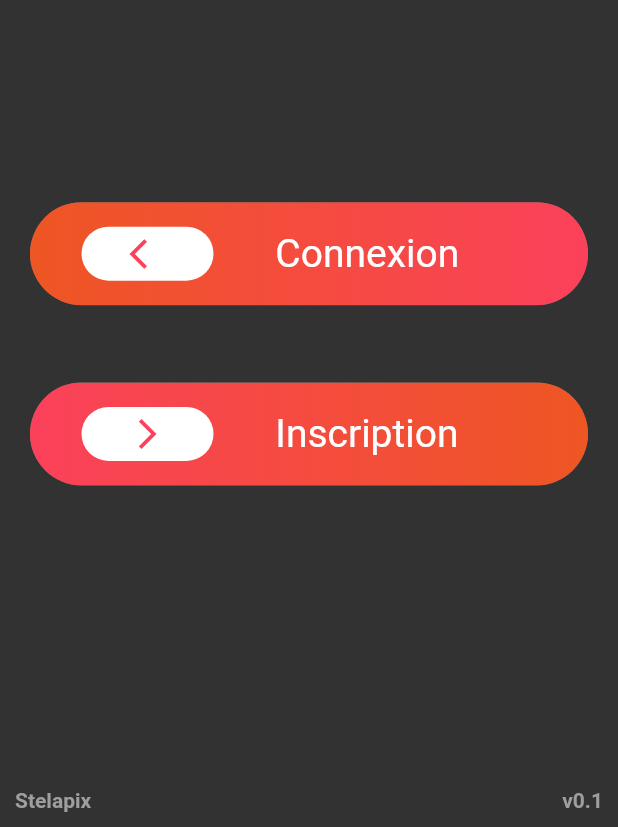
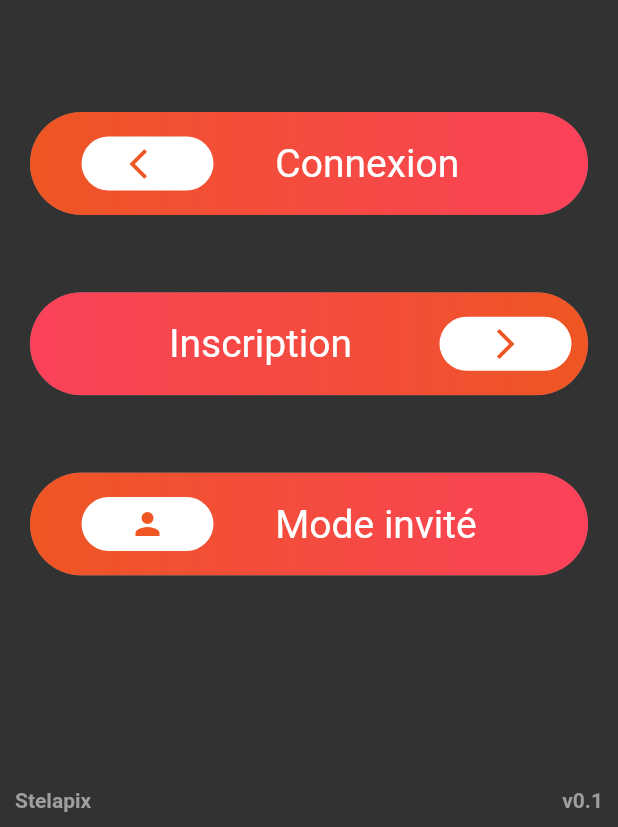
Before and after one commit to Stelapix/Bonap, a Flutter app: the screen it shows after launch, on a phone screen of 412 x 824 dp, the part 409-1236 px from its top. Run offline on Flutter 3.47's test engine with Material 2 defaults, Android fonts, the phone set to English and light mode, and no system bars; our stand-ins replace firebase_auth, google_sign_in, vibration; missing offline and left inert: flutter_facebook_login; accounts and stored records are empty; project files that could hold a hidden picture were left out.

Commit message:
Login amélioration v9

```diff
--- a/lib/files/login/mainMenu.dart
+++ b/lib/files/login/mainMenu.dart
@@ -43,8 +43,6 @@ class MainMenuState extends State<MainMenu> with TickerProviderStateMixin {
     super.initState();
     if (Constant.loggout) signOut();
   }
-
-
 
   void goto(int numPage) {
     Constant.whichPage.animateToPage(
@@ -94,7 +92,7 @@ class MainMenuState extends State<MainMenu> with TickerProviderStateMixin {
                       buttonType: ButtonType.Connexion,
                       icon: Icon(
                         Icons.arrow_back_ios,
-                        color: OwnColor.orangeDarker,
+                        color: OwnColor.orange,
                       ),
                     ),
                     SizedBox(height: Constant.height / 16),
@@ -103,7 +101,16 @@ class MainMenuState extends State<MainMenu> with TickerProviderStateMixin {
                       buttonType: ButtonType.Inscription,
                       icon: Icon(
                         Icons.arrow_forward_ios,
-                        color: OwnColor.orangeDarker,
+                        color: OwnColor.orange,
+                      ),
+                    ),
+                    SizedBox(height: Constant.height / 16),
+                    OwnButton(
+                      buttonName: "Mode invité",
+                      buttonType: ButtonType.Connexion,
+                      icon: Icon(
+                        Icons.person,
+                        color: OwnColor.orange,
                       ),
                     ),
                   ],
--- a/lib/files/ui/button/button.dart
+++ b/lib/files/ui/button/button.dart
@@ -5,7 +5,7 @@ import 'package:bonap/files/tools.dart';
 import 'package:bonap/files/login/forms.dart';
 import 'package:flutter/material.dart';
 
-enum ButtonType { Inscription, Connexion, Inscrire, Connecter }
+enum ButtonType { Inscription, Connexion, Inscrire, Connecter, Guest }
 
 class OwnButton extends StatefulWidget {
   OwnButton(
@@ -41,6 +41,53 @@ class _OwnButtonState extends State<OwnButton> {
       MainMenuState().goto(2);
   }
 
+  Widget whereIsFlatButton() {
+    if (widget.buttonType != ButtonType.Inscription)
+      return Row(
+        children: <Widget>[
+          SizedBox(width: Constant.width / 12),
+          Container(
+            child: FlatButton(
+              shape: RoundedRectangleBorder(
+                  borderRadius: BorderRadius.circular(50.0)),
+              color: Colors.white,
+              child: widget.icon,
+              onPressed: () => whichResult(),
+            ),
+          ),
+          SizedBox(width: Constant.width / 10),
+          Center(
+            child: Text(widget.buttonName,
+                style: TextStyle(color: Colors.white, fontSize: 26.0)),
+          ),
+        ],
+      );
+    else
+      return Row(
+        children: <Widget>[
+          SizedBox(width: Constant.width / 12),
+          Expanded(
+            child: Center(
+              child: Text(
+                widget.buttonName,
+                style: TextStyle(color: Colors.white, fontSize: 26.0),
+              ),
+            ),
+          ),
+          Container(
+            padding: EdgeInsets.only(right: 11),
+            child: FlatButton(
+              shape: new RoundedRectangleBorder(
+                  borderRadius: new BorderRadius.circular(50.0)),
+              color: Colors.white,
+              child: widget.icon,
+              onPressed: () => whichResult(),
+            ),
+          ),
+        ],
+      );
+  }
+
   @override
   Widget build(BuildContext context) {
     return Material(
@@ -64,25 +111,7 @@ class _OwnButtonState extends State<OwnButton> {
           child: Container(
             height: Constant.height / 12,
             width: Constant.width,
-            child: Row(
-              children: <Widget>[
-                SizedBox(width: Constant.width / 12),
-                Container(
-                  child: FlatButton(
-                    shape: RoundedRectangleBorder(
-                        borderRadius: BorderRadius.circular(50.0)),
-                    color: Colors.white,
-                    child: widget.icon,
-                    onPressed: () => whichResult(),
-                  ),
-                ),
-                SizedBox(width: Constant.width / 10),
-                Center(
-                  child: Text(widget.buttonName,
-                      style: TextStyle(color: Colors.white, fontSize: 26.0)),
-                ),
-              ],
-            ),
+            child: whereIsFlatButton(),
           ),
         ),
       ),
```
